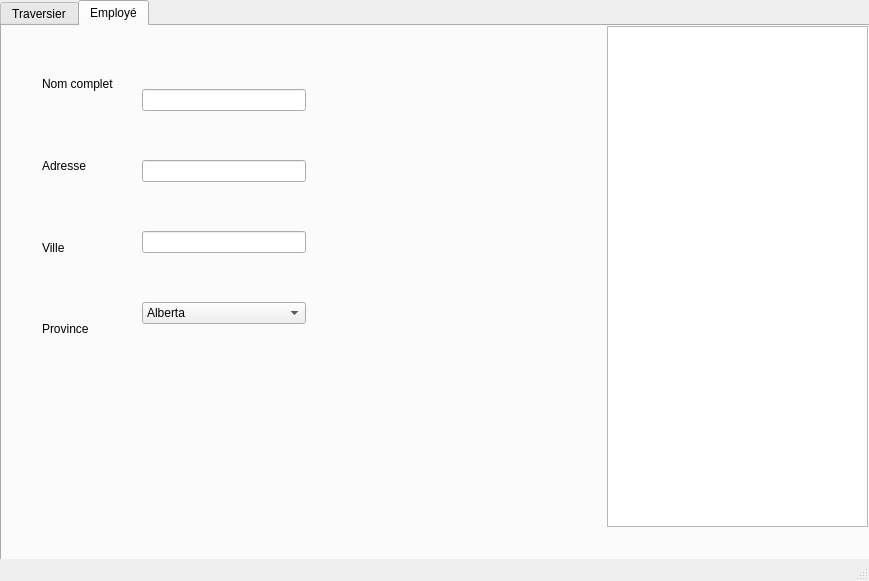
The window that views/main.ui (alexis-leclerc-cegep/traversierPython) describes before a commit, drawn with Qt 5.
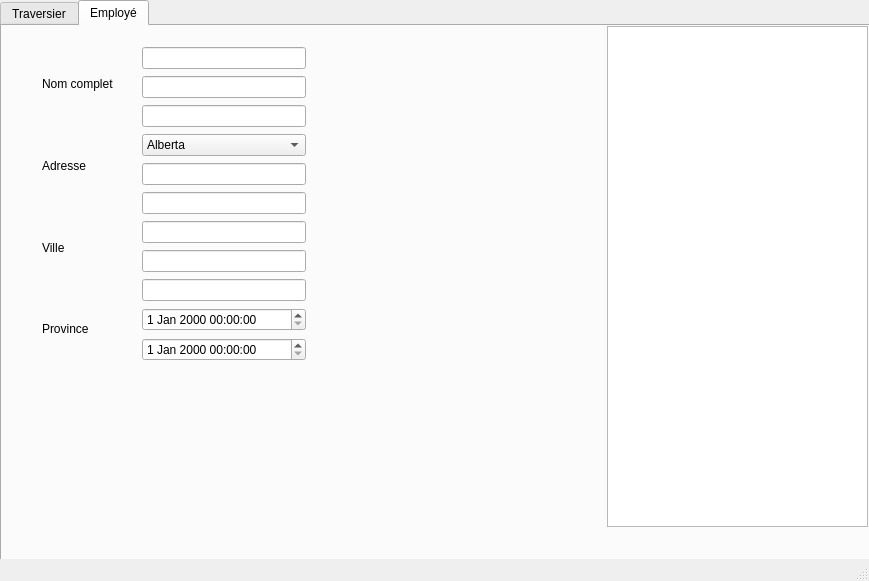
The same window after the commit.

What changed in the file:
```diff
--- a/views/main.ui
+++ b/views/main.ui
@@ -298,6 +298,27 @@
          </item>
         </widget>
        </item>
+	   <item>
+			<widget class="QLineEdit" name="edtCodePostal"/>
+		</item>
+		<item>
+			<widget class="QLineEdit" name="edtTelephone"/>
+		</item>
+		<item>
+			<widget class="QLineEdit" name="edtCourriel"/>
+		</item>
+		<item>
+			<widget class="QLineEdit" name="edtNoEmploye"/>
+		</item>
+		<item>
+			<widget class="QLineEdit" name="edtNAS"/>
+		</item>
+		<item>
+			<widget class="QDateTimeEdit" name="dtEmbauche"/>
+		</item>
+		<item>
+			<widget class="QDateTimeEdit" name="dtArret"/>
+		</item>
       </layout>
      </widget>
      <widget class="QWidget" name="verticalLayoutWidget_2">
```
